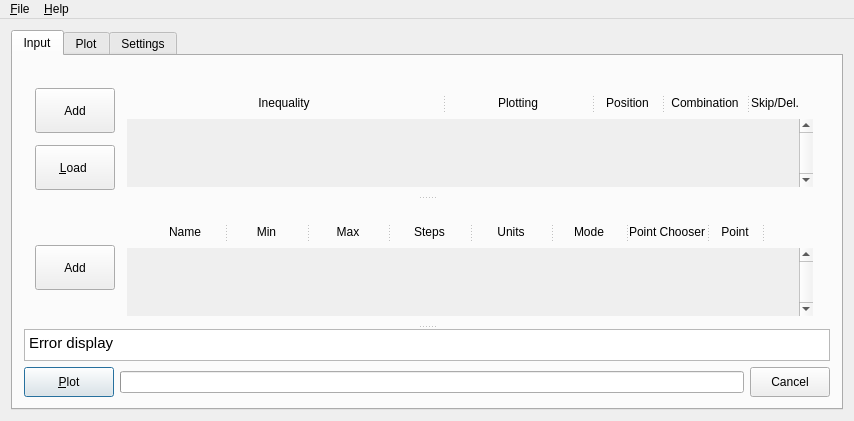
The window that xml/bareminimumplotter.ui (xpcoffee/plotus) describes before a commit, drawn with Qt 5.
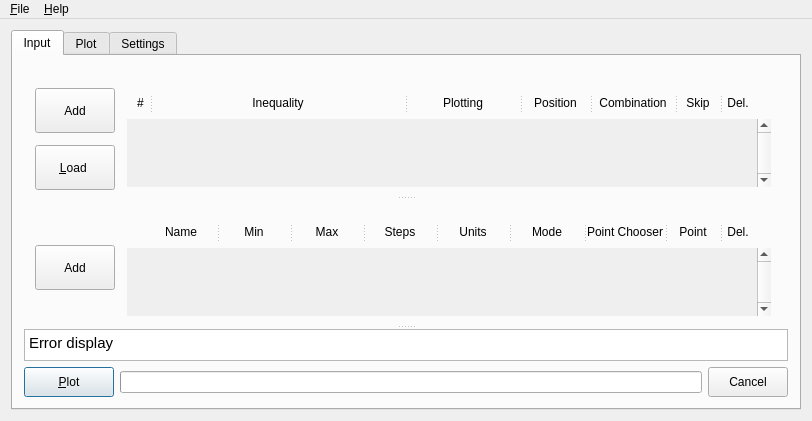
The same window after the commit. Icons and pictures are not drawn. Custom widgets are drawn as their Qt base class.

Commit message: break commit. added splitters to inequality inputs and loaders.

```diff
--- a/xml/bareminimumplotter.ui
+++ b/xml/bareminimumplotter.ui
@@ -6,7 +6,7 @@
    <rect>
     <x>0</x>
     <y>0</y>
-    <width>854</width>
+    <width>812</width>
     <height>405</height>
    </rect>
   </property>
@@ -344,6 +344,22 @@
                  <property name="spacing">
                   <number>0</number>
                  </property>
+                 <item>
+                  <spacer name="horizontalSpacer_5">
+                   <property name="orientation">
+                    <enum>Qt::Horizontal</enum>
+                   </property>
+                   <property name="sizeType">
+                    <enum>QSizePolicy::Fixed</enum>
+                   </property>
+                   <property name="sizeHint" stdset="0">
+                    <size>
+                     <width>6</width>
+                     <height>20</height>
+                    </size>
+                   </property>
+                  </spacer>
+                 </item>
                  <item>
                   <widget class="QSplitter" name="splitter_Inequality">
                    <property name="styleSheet">
@@ -364,13 +380,39 @@
                    <property name="childrenCollapsible">
                     <bool>false</bool>
                    </property>
+                   <widget class="QLabel" name="label_InequalityNumber">
+                    <property name="minimumSize">
+                     <size>
+                      <width>15</width>
+                      <height>0</height>
+                     </size>
+                    </property>
+                    <property name="maximumSize">
+                     <size>
+                      <width>15</width>
+                      <height>16777215</height>
+                     </size>
+                    </property>
+                    <property name="text">
+                     <string>#</string>
+                    </property>
+                    <property name="alignment">
+                     <set>Qt::AlignCenter</set>
+                    </property>
+                   </widget>
                    <widget class="QLabel" name="label_Inequality">
                     <property name="minimumSize">
                      <size>
-                      <width>230</width>
+                      <width>240</width>
                       <height>0</height>
                      </size>
                     </property>
+                    <property name="maximumSize">
+                     <size>
+                      <width>16777215</width>
+                      <height>16777215</height>
+                     </size>
+                    </property>
                     <property name="text">
                      <string>Inequality</string>
                     </property>
@@ -441,18 +483,38 @@
                    <widget class="QLabel" name="label_2">
                     <property name="minimumSize">
                      <size>
-                      <width>50</width>
+                      <width>40</width>
                       <height>0</height>
                      </size>
                     </property>
                     <property name="maximumSize">
                      <size>
-                      <width>50</width>
+                      <width>40</width>
                       <height>16777215</height>
                      </size>
                     </property>
                     <property name="text">
-                     <string>Skip/Del.</string>
+                     <string>Skip</string>
+                    </property>
+                    <property name="alignment">
+                     <set>Qt::AlignCenter</set>
+                    </property>
+                   </widget>
+                   <widget class="QLabel" name="label_Del">
+                    <property name="minimumSize">
+                     <size>
+                      <width>30</width>
+                      <height>0</height>
+                     </size>
+                    </property>
+                    <property name="maximumSize">
+                     <size>
+                      <width>30</width>
+                      <height>16777215</height>
+                     </size>
+                    </property>
+                    <property name="text">
+                     <string>Del.</string>
                     </property>
                     <property name="alignment">
                      <set>Qt::AlignCenter</set>
@@ -470,7 +532,23 @@
                    </property>
                    <property name="sizeHint" stdset="0">
                     <size>
-                     <width>13</width>
+                     <width>12</width>
+                     <height>20</height>
+                    </size>
+                   </property>
+                  </spacer>
+                 </item>
+                 <item>
+                  <spacer name="horizontalSpacer_4">
+                   <property name="orientation">
+                    <enum>Qt::Horizontal</enum>
+                   </property>
+                   <property name="sizeType">
+                    <enum>QSizePolicy::Fixed</enum>
+                   </property>
+                   <property name="sizeHint" stdset="0">
+                    <size>
+                     <width>6</width>
                      <height>20</height>
                     </size>
                    </property>
@@ -527,7 +605,7 @@
                    <rect>
                     <x>0</x>
                     <y>0</y>
-                    <width>699</width>
+                    <width>657</width>
                     <height>69</height>
                    </rect>
                   </property>
@@ -931,7 +1009,10 @@
                      </size>
                     </property>
                     <property name="text">
-                     <string/>
+                     <string>Del.</string>
+                    </property>
+                    <property name="alignment">
+                     <set>Qt::AlignCenter</set>
                     </property>
                    </widget>
                   </widget>
@@ -1019,7 +1100,7 @@
                    <rect>
                     <x>0</x>
                     <y>0</y>
-                    <width>699</width>
+                    <width>657</width>
                     <height>69</height>
                    </rect>
                   </property>
@@ -1240,7 +1321,7 @@
     <rect>
      <x>0</x>
      <y>0</y>
-     <width>854</width>
+     <width>812</width>
      <height>21</height>
     </rect>
    </property>
```
Left out of the diff: 13 changed lines with no effect on the pictures. The commit also changes 10 other files.
